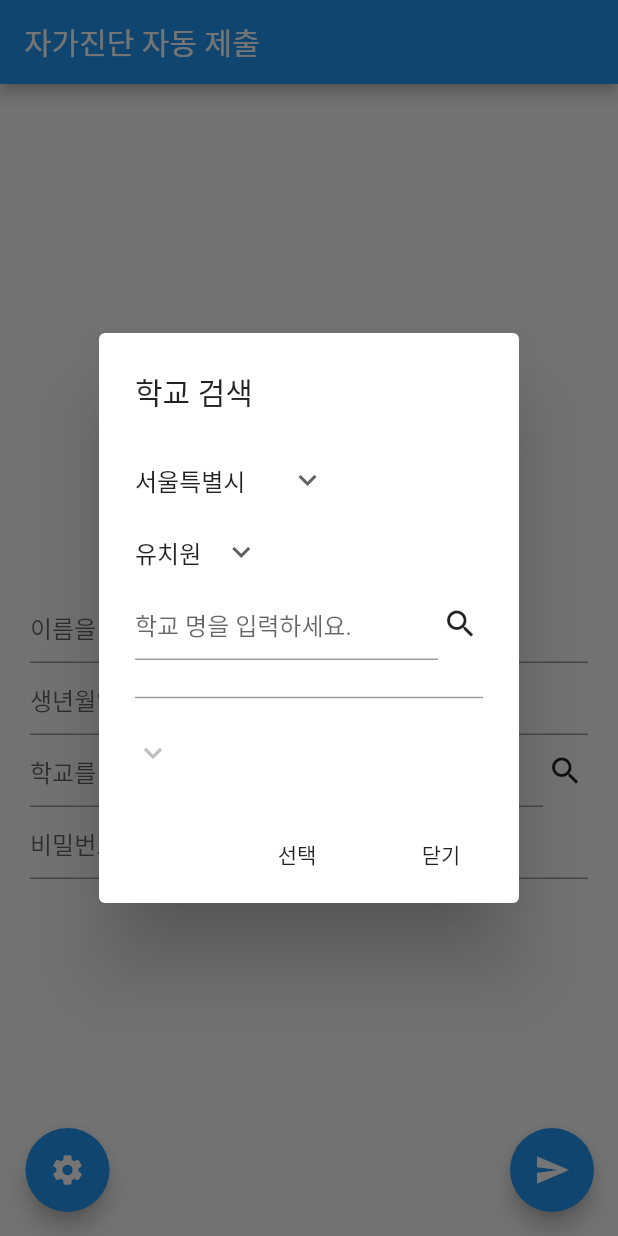
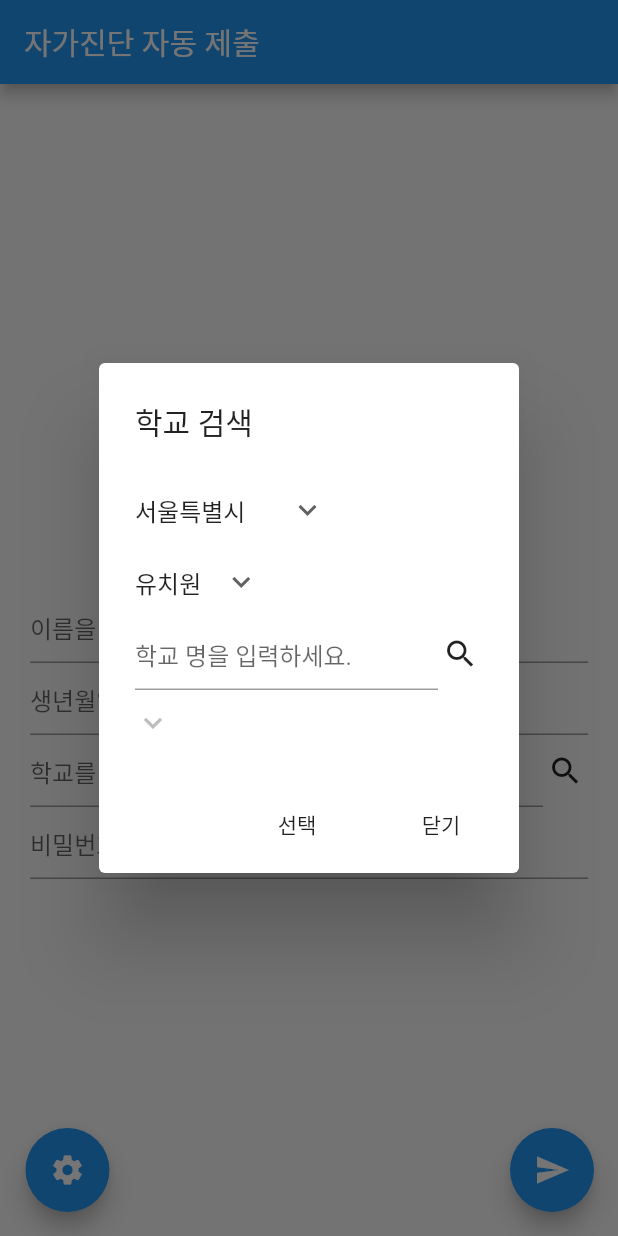
Before and after one commit to eduro-hcs/jaga_jindan, a Flutter app: the screen it shows after launch, after a tap on the "search" icon, on a phone screen of 412 x 824 dp. Run offline on Flutter 3.47's test engine with Material 2 defaults, Android fonts, the phone set to English and light mode, and no system bars; our stand-ins replace flutter_local_notifications, fluttertoast, package_info, timezone; missing offline and left inert: background_fetch, encrypt, pointycastle; network calls fail.

Commit message:
학교 검색 UI 수정

```diff
--- a/lib/ui/component/searchSchool.dart
+++ b/lib/ui/component/searchSchool.dart
@@ -82,7 +82,6 @@ searchSchool(MainPageState state) {
                           state.edu,
                           state.school);
 
-                      //tmp = [];
                       _setState(() {
                         state.schools = tmp;
                         if (tmp.isEmpty) {
@@ -99,14 +98,7 @@ searchSchool(MainPageState state) {
                     padding: EdgeInsets.all(3),
                   )
                 ]),
-                Divider(
-                  color: Colors.black38,
-                  height: 50,
-                  thickness: 1,
-                  indent: 0,
-                  endIndent: 0,
-                ),
-                //Text("검색 결과")
+                Container(margin: EdgeInsets.all(5),),
                 DropdownButton<String>(
                   icon: Icon(Icons.keyboard_arrow_down),
                   items: state.schools
```
